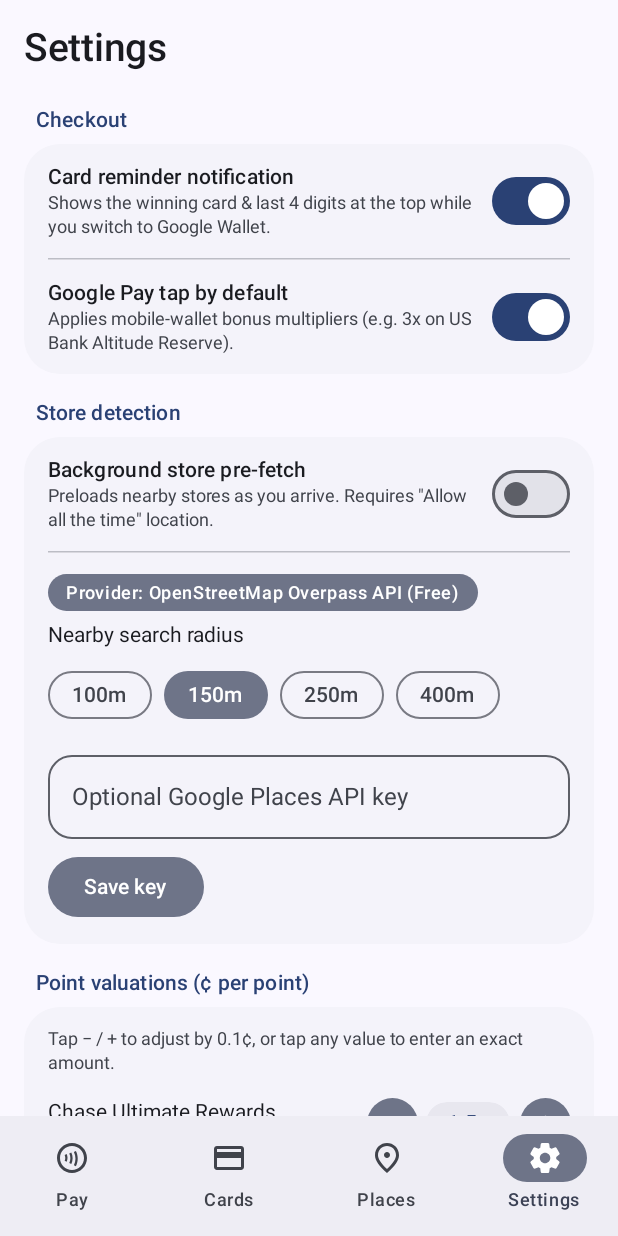
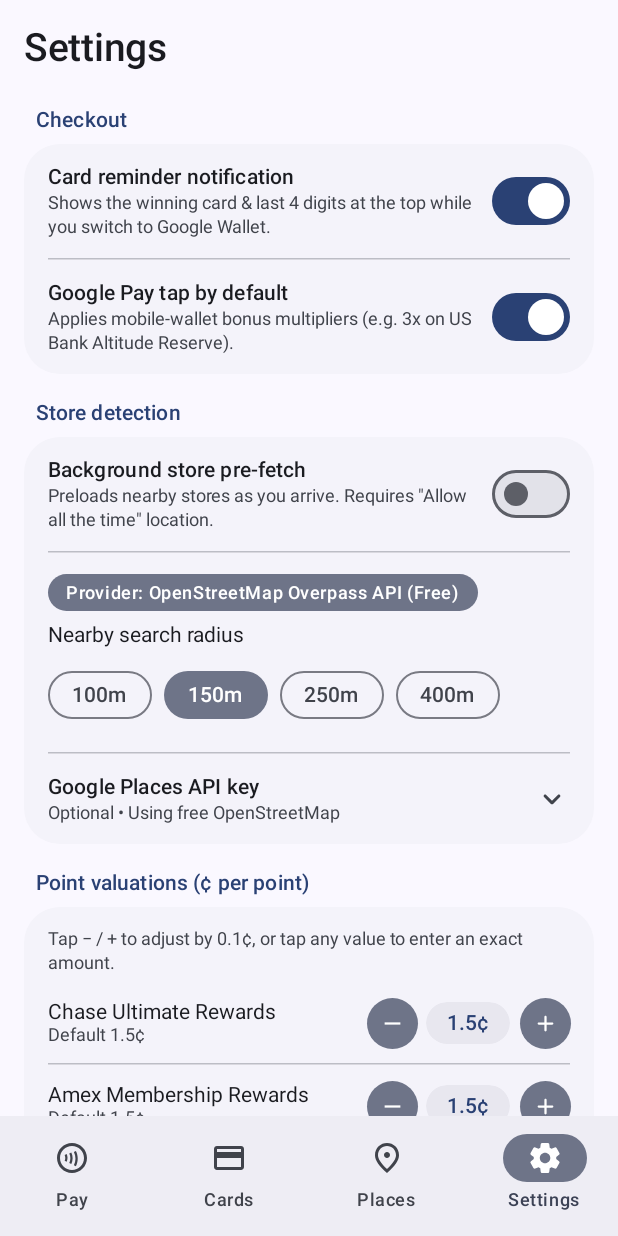
Before and after one commit to prasanthgajula08/credit-auto, an Android app built with Jetpack Compose: the screen it shows after launch (MainActivity), item 4 of the bottom bar chosen, on a phone screen of 412 x 824 dp. Run offline under Robolectric (Android 15) with nearby library versions, the phone set to English and light mode, and no system bars.

Commit message:
Collapse Google Places API key and GitHub repo inputs into expandable Settings rows (v1.5.2)

```diff
--- a/app/build.gradle.kts
+++ b/app/build.gradle.kts
@@ -13,8 +13,8 @@ android {
         applicationId = "com.creditauto.app"
         minSdk = 26
         targetSdk = 34
-        versionCode = 12
-        versionName = "1.5.1"
+        versionCode = 13
+        versionName = "1.5.2"
 
         testInstrumentationRunner = "androidx.test.runner.AndroidJUnitRunner"
         vectorDrawables {
--- a/app/src/main/java/com/creditauto/app/ui/screens/SettingsScreen.kt
+++ b/app/src/main/java/com/creditauto/app/ui/screens/SettingsScreen.kt
@@ -1,5 +1,7 @@
 package com.creditauto.app.ui.screens
 
+import androidx.compose.animation.AnimatedVisibility
+import androidx.compose.animation.core.animateFloatAsState
 import androidx.compose.foundation.clickable
 import androidx.compose.foundation.layout.Arrangement
 import androidx.compose.foundation.layout.Column
@@ -19,6 +21,7 @@ import androidx.compose.foundation.text.KeyboardOptions
 import androidx.compose.material.icons.Icons
 import androidx.compose.material.icons.rounded.Add
 import androidx.compose.material.icons.rounded.Check
+import androidx.compose.material.icons.rounded.KeyboardArrowDown
 import com.creditauto.app.ui.components.AppIcons
 import androidx.compose.material3.AlertDialog
 import androidx.compose.material3.Button
@@ -44,6 +47,7 @@ import androidx.compose.runtime.setValue
 import androidx.compose.ui.Alignment
 import androidx.compose.ui.Modifier
 import androidx.compose.ui.draw.clip
+import androidx.compose.ui.draw.rotate
 import androidx.compose.ui.text.font.FontWeight
 import androidx.compose.ui.text.input.KeyboardType
 import androidx.compose.ui.text.style.TextAlign
@@ -154,11 +158,25 @@ fun SettingsScreen(
                             )
                         }
                     }
+                }
 
+                SettingsDivider()
+
+                var showApiKeyEditor by remember { mutableStateOf(false) }
+                ExpandableSettingsRow(
+                    title = "Google Places API key",
+                    subtitle = if (settings.googlePlacesApiKey.isNotBlank()) {
+                        "Configured • Using Google Places"
+                    } else {
+                        "Optional • Using free OpenStreetMap"
+                    },
+                    expanded = showApiKeyEditor,
+                    onToggle = { showApiKeyEditor = !showApiKeyEditor }
+                ) {
                     OutlinedTextField(
                         value = apiKeyDraft,
                         onValueChange = { apiKeyDraft = it },
-                        label = { Text("Optional Google Places API key") },
+                        label = { Text("Google Places API key") },
                         placeholder = { Text("Leave blank for free OpenStreetMap") },
                         singleLine = true,
                         shape = RoundedCornerShape(16.dp),
@@ -166,7 +184,10 @@ fun SettingsScreen(
                     )
                     Row(horizontalArrangement = Arrangement.spacedBy(8.dp)) {
                         FilledTonalButton(
-                            onClick = { onUpdateGooglePlacesKey(apiKeyDraft) },
+                            onClick = {
+                                onUpdateGooglePlacesKey(apiKeyDraft)
+                                showApiKeyEditor = false
+                            },
                             shape = CircleShape
                         ) {
                             Text("Save key")
@@ -176,6 +197,7 @@ fun SettingsScreen(
                                 onClick = {
                                     apiKeyDraft = ""
                                     onUpdateGooglePlacesKey("")
+                                    showApiKeyEditor = false
                                 },
                                 shape = CircleShape
                             ) {
@@ -240,6 +262,8 @@ fun SettingsScreen(
             var repoDraft by remember(settings.updateRepoSlug) {
                 mutableStateOf(settings.updateRepoSlug)
             }
+            var showRepoEditor by remember { mutableStateOf(false) }
+
             SettingsSection(title = "App updates • v${BuildConfig.VERSION_NAME}") {
                 SettingsSwitchRow(
                     title = "Auto-check GitHub Releases",
@@ -252,22 +276,6 @@ fun SettingsScreen(
                     modifier = Modifier.padding(horizontal = 16.dp, vertical = 14.dp),
                     verticalArrangement = Arrangement.spacedBy(10.dp)
                 ) {
-                    OutlinedTextField(
-                        value = repoDraft,
-                        onValueChange = { repoDraft = it },
-                        label = { Text("GitHub repository (owner/repo)") },
-                        singleLine = true,
-                        shape = RoundedCornerShape(16.dp),
-                        modifier = Modifier.fillMaxWidth()
-                    )
-
-                    Row(horizontalArrangement = Arrangement.spacedBy(8.dp)) {
-                        OutlinedButton(
-                            onClick = { onUpdateRepoSlug(repoDraft) },
-                            shape = CircleShape
-                        ) {
-                            Text("Save repo")
-                        }
                     Button(
                         onClick = onCheckForUpdates,
                         shape = CircleShape,
@@ -278,12 +286,11 @@ fun SettingsScreen(
                             contentDescription = null,
                             modifier = Modifier.size(18.dp)
                         )
-                            Spacer(modifier = Modifier.width(6.dp))
+                        Spacer(modifier = Modifier.width(8.dp))
                         Text(
                             if (updateStatus is UpdateStatus.Checking) "Checking…"
                             else "Check for updates"
                         )
-                        }
                     }
 
                     when (updateStatus) {
@@ -324,6 +331,31 @@ fun SettingsScreen(
                             )
                         }
                         else -> Unit
+                    }
+                }
+                SettingsDivider()
+                ExpandableSettingsRow(
+                    title = "GitHub repository",
+                    subtitle = settings.updateRepoSlug.ifBlank { "Not configured" },
+                    expanded = showRepoEditor,
+                    onToggle = { showRepoEditor = !showRepoEditor }
+                ) {
+                    OutlinedTextField(
+                        value = repoDraft,
+                        onValueChange = { repoDraft = it },
+                        label = { Text("GitHub repository (owner/repo)") },
+                        singleLine = true,
+                        shape = RoundedCornerShape(16.dp),
+                        modifier = Modifier.fillMaxWidth()
+                    )
+                    FilledTonalButton(
+                        onClick = {
+                            onUpdateRepoSlug(repoDraft)
+                            showRepoEditor = false
+                        },
+                        shape = CircleShape
+                    ) {
+                        Text("Save repo")
                     }
                 }
             }
@@ -530,6 +562,62 @@ private fun PointValueEditDialog(
 }
 
 @Composable
+private fun ExpandableSettingsRow(
+    title: String,
+    subtitle: String,
+    expanded: Boolean,
+    onToggle: () -> Unit,
+    content: @Composable () -> Unit
+) {
+    val rotation by animateFloatAsState(
+        targetValue = if (expanded) 180f else 0f,
+        label = "chevron_rotation"
+    )
+
+    Column(modifier = Modifier.fillMaxWidth()) {
+        Row(
+            modifier = Modifier
+                .fillMaxWidth()
+                .clickable(onClick = onToggle)
+                .padding(horizontal = 16.dp, vertical = 14.dp),
+            verticalAlignment = Alignment.CenterVertically
+        ) {
+            Column(modifier = Modifier.weight(1f)) {
+                Text(
+                    text = title,
+                    style = MaterialTheme.typography.titleSmall,
+                    color = MaterialTheme.colorScheme.onSurface
+                )
+                Spacer(modifier = Modifier.height(2.dp))
+                Text(
+                    text = subtitle,
+                    style = MaterialTheme.typography.bodySmall,
+                    color = MaterialTheme.colorScheme.onSurfaceVariant
+                )
+            }
+            Spacer(modifier = Modifier.width(8.dp))
+            Icon(
+                imageVector = Icons.Rounded.KeyboardArrowDown,
+                contentDescription = if (expanded) "Collapse" else "Expand",
+                tint = MaterialTheme.colorScheme.onSurfaceVariant,
+                modifier = Modifier.rotate(rotation)
+            )
+        }
+
+        AnimatedVisibility(visible = expanded) {
+            Column(
+                modifier = Modifier
+                    .fillMaxWidth()
+                    .padding(start = 16.dp, end = 16.dp, bottom = 14.dp),
+                verticalArrangement = Arrangement.spacedBy(10.dp)
+            ) {
+                content()
+            }
+        }
+    }
+}
+
+@Composable
 private fun SettingsDivider() {
     HorizontalDivider(
         modifier = Modifier.padding(horizontal = 16.dp),
```
Lines whose indentation alone changed are shown as unchanged.
